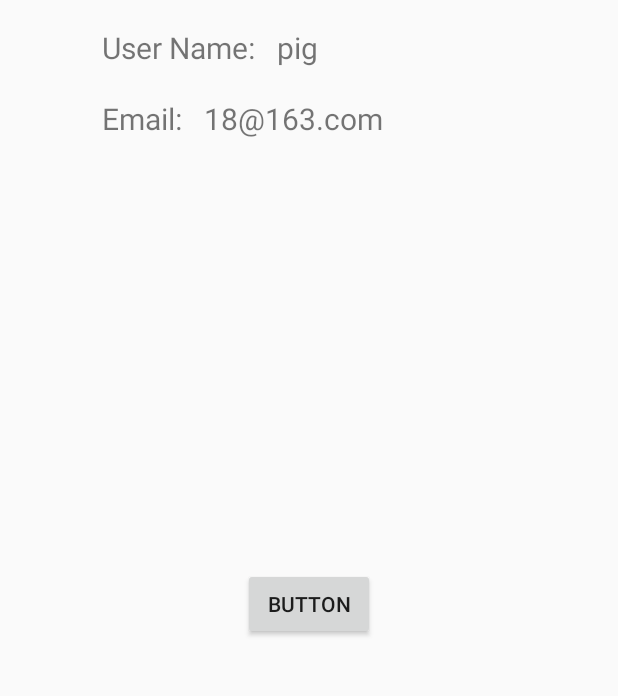
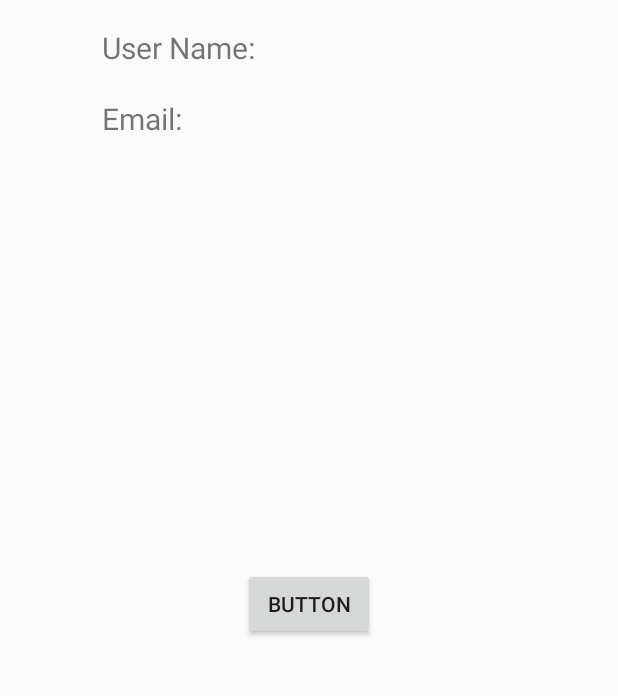
Before and after one commit to yimingz12/COMP90018, an Android app: the layout fragment_home.xml on its own in the app's theme, with its tools: preview values and no code run, on a phone screen of 412 x 824 dp, the part 452-1148 px from its top. Run offline under Robolectric (Android 15) with nearby library versions, the phone set to English and light mode, and no system bars.

Commit message:
修个主页

```diff
--- a/group59/app/src/main/res/layout/fragment_home.xml
+++ b/group59/app/src/main/res/layout/fragment_home.xml
@@ -44,11 +44,9 @@
         android:layout_height="wrap_content"
         android:layout_marginStart="10dp"
         android:layout_marginTop="80dp"
-        android:text="pig"
+        android:textSize="20dp"
         app:layout_constraintStart_toEndOf="@+id/textView"
-        app:layout_constraintTop_toBottomOf="@+id/imageView"
-        android:textSize="20dp"
-        />
+        app:layout_constraintTop_toBottomOf="@+id/imageView" />
 
     <TextView
         android:id="@+id/textView1"
@@ -66,13 +64,11 @@
         android:id="@+id/email"
         android:layout_width="wrap_content"
         android:layout_height="wrap_content"
-        android:layout_marginStart="10dp"
+        android:layout_marginStart="16dp"
         android:layout_marginTop="20dp"
-        android:text="18@163.com"
+        android:textSize="20dp"
         app:layout_constraintStart_toEndOf="@+id/textView1"
-        app:layout_constraintTop_toBottomOf="@+id/textView"
-        android:textSize="20dp"
-        />
+        app:layout_constraintTop_toBottomOf="@+id/textView" />
 
     <ImageView
         android:id="@+id/imageView3"
```
